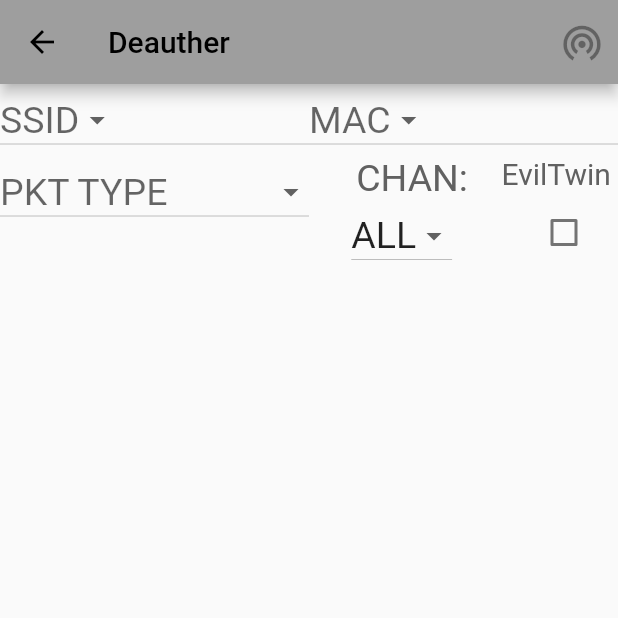
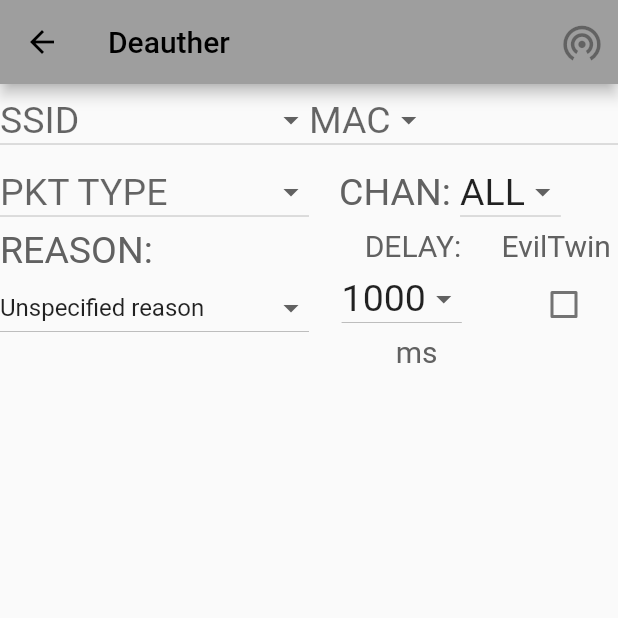
Before and after one commit to vaginessa/ESP32_Network_Toolbox_App, a Flutter app: the WifiDeautherPage screen opened directly, on a phone screen of 412 x 824 dp, the top half of it. Run offline on Flutter 3.47's test engine with Material 2 defaults, Android fonts, the phone set to English and light mode, and no system bars; our stand-ins replace csv, date_format, fluttertoast, permission_handler, shared_preferences; missing offline and left inert: country_code, draggable_scrollbar, ninja_hex, usb_serial; accounts and stored records are empty; Roboto replaces fonts that are missing (RobotoMono).

Commit message:
delay + reason

```diff
--- a/lib/constants.dart
+++ b/lib/constants.dart
@@ -49,6 +49,51 @@ List<String> channelsList = [
   "12",
   "13",
   "14"
+];
+
+List<String> reasonsList = [
+  "Reserved",
+  "Unspecified reason",
+  "Previous authentication no longer valid",
+  "Deauthenticated because sending station (STA) is leaving or has left Independent Basic Service Set (IBSS) or ESS",
+  "Disassociated due to inactivity",
+  "Disassociated because WAP device is unable to handle all currently associated STAs",
+  "Class 2 frame received from nonauthenticated STA",
+  "Class 3 frame received from nonassociated STA",
+  "Disassociated because sending STA is leaving or has left Basic Service Set (BSS)",
+  "STA requesting (re)association is not authenticated with responding STA",
+  "Disassociated because the information in the Power Capability element is unacceptable",
+  "Disassociated because the information in the Supported Channels element is unacceptable",
+  "Disassociated due to BSS Transition Management",
+  "Invalid element, that is, an element defined in this standard for which the content does not meet the specifications in Clause 8",
+  "Message integrity code (MIC) failure",
+  "4-Way Handshake timeout",
+  "Group Key Handshake timeout",
+  "Element in 4-Way Handshake different from (Re)Association Request/ Probe Response/Beacon frame",
+  "Invalid group cipher",
+  "Invalid pairwise cipher",
+  "Invalid AKMP",
+  "Unsupported RSNE version",
+  "Invalid RSNE capabilities",
+  "IEEE 802.1X authentication failed",
+  "Cipher suite rejected because of the security policy",
+];
+
+List<int> delaysList = [
+  1000,
+  900,
+  800,
+  700,
+  600,
+  500,
+  400,
+  300,
+  200,
+  100,
+  50,
+  20,
+  10,
+  0
 ];
 
 Map<int, String> pktsTypes = {
--- a/lib/wifi_deauther.dart
+++ b/lib/wifi_deauther.dart
@@ -34,6 +34,8 @@ class _WifiDeautherPageState extends State<WifiDeautherPage> {
   String? channelFieldValue;
   String? typeFieldValue;
   bool eviltwinCheck = false;
+  String reasonFieldValue = "Unspecified reason";
+  int? delayFieldValue = 1000;
 
   @override
   void initState() {
@@ -260,12 +262,17 @@ class _WifiDeautherPageState extends State<WifiDeautherPage> {
           rawPacketsList.add(data);
         });
         String apMac = networksMap[ssidFieldValue]["BSSID"];
+        int reasonFieldIndex = reasonsList.indexOf(reasonFieldValue);
+        String ssidCleanedValue = ssidFieldValue!.replaceAll(RegExp(' +'), '_');
         if (eviltwinCheck == false)
           await usbPort!.write(Uint8List.fromList(
-              ("wifi_deauth $macFieldValue $apMac").codeUnits + [13, 10]));
+              ("wifi_deauth $macFieldValue $apMac None ${delayFieldValue.toString()} ${reasonFieldIndex.toString()}")
+                      .codeUnits +
+                  [13, 10]));
         else
           await usbPort!.write(Uint8List.fromList(
-              ("wifi_deauth $macFieldValue $apMac $ssidFieldValue").codeUnits +
+              ("wifi_deauth $macFieldValue $apMac $ssidCleanedValue ${delayFieldValue.toString()} ${reasonFieldIndex.toString()}")
+                      .codeUnits +
                   [13, 10]));
         if (mounted) {
           setState(() {
@@ -377,6 +384,7 @@ class _WifiDeautherPageState extends State<WifiDeautherPage> {
                 Expanded(
                     flex: 5,
                     child: DropdownButton<String>(
+                        isExpanded: true,
                         value: ssidFieldValue,
                         hint: Text("SSID",
                             style: TextStyle(
@@ -499,8 +507,8 @@ class _WifiDeautherPageState extends State<WifiDeautherPage> {
                                 execFilters();
                               })),
                 Expanded(
-                    flex: 3,
-                    child: Column(children: [
+                    flex: 5,
+                    child: Row(children: [
                       Padding(
                           padding: const EdgeInsets.only(left: 20.0),
                           child: Text("CHAN: ",
@@ -523,6 +531,77 @@ class _WifiDeautherPageState extends State<WifiDeautherPage> {
                           );
                         }).toList(),
                       )
+                    ])),
+              ],
+            ),
+            Row(
+              crossAxisAlignment: CrossAxisAlignment.start,
+              mainAxisAlignment: MainAxisAlignment.spaceEvenly,
+              children: [
+                Expanded(
+                    flex: 5,
+                    child: Column(
+                        crossAxisAlignment: CrossAxisAlignment.start,
+                        children: [
+                          Text("REASON: ",
+                              textAlign: TextAlign.left,
+                              style: TextStyle(
+                                  fontSize: 25, color: Colors.grey[700])),
+                          DropdownButton<String>(
+                              isExpanded: true,
+                              value: reasonFieldValue,
+                              items: reasonsList.map<DropdownMenuItem<String>>(
+                                  (String value) {
+                                return new DropdownMenuItem<String>(
+                                    value: value,
+                                    child: SingleChildScrollView(
+                                        scrollDirection: Axis.horizontal,
+                                        child: Row(children: [
+                                          Text(value,
+                                              overflow: TextOverflow.ellipsis),
+                                        ])));
+                              }).toList(),
+                              onChanged: (deauthing!)
+                                  ? null
+                                  : (dynamic newValue) {
+                                      setState(() {
+                                        reasonFieldValue = (newValue.length > 0)
+                                            ? newValue
+                                            : null;
+                                      });
+                                    })
+                        ])),
+                Expanded(
+                    flex: 3,
+                    child: Column(children: [
+                      Padding(
+                          padding: const EdgeInsets.only(left: 20.0),
+                          child: Text("DELAY: ",
+                              style: TextStyle(
+                                  fontSize: 20, color: Colors.grey[700]))),
+                      DropdownButton<int>(
+                        value: delayFieldValue,
+                        onChanged: (deauthing!)
+                            ? null
+                            : (int? newValue) {
+                                setState(() {
+                                  delayFieldValue = newValue;
+                                });
+                              },
+                        items:
+                            delaysList.map<DropdownMenuItem<int>>((int value) {
+                          return DropdownMenuItem<int>(
+                            value: value,
+                            child: Text(value.toString(),
+                                style: TextStyle(fontSize: 25)),
+                          );
+                        }).toList(),
+                      ),
+                      Padding(
+                          padding: const EdgeInsets.only(left: 20.0),
+                          child: Text("ms",
+                              style: TextStyle(
+                                  fontSize: 20, color: Colors.grey[700]))),
                     ])),
                 Expanded(
                   flex: 2,
--- a/lib/wifi_sniffer.dart
+++ b/lib/wifi_sniffer.dart
@@ -420,6 +420,7 @@ class _WifiSnifferPageState extends State<WifiSnifferPage> {
                 Expanded(
                     flex: 5,
                     child: DropdownButton<String>(
+                        isExpanded: true,
                         value: ssidFieldValue,
                         hint: Text(
                           "SSID",
```
